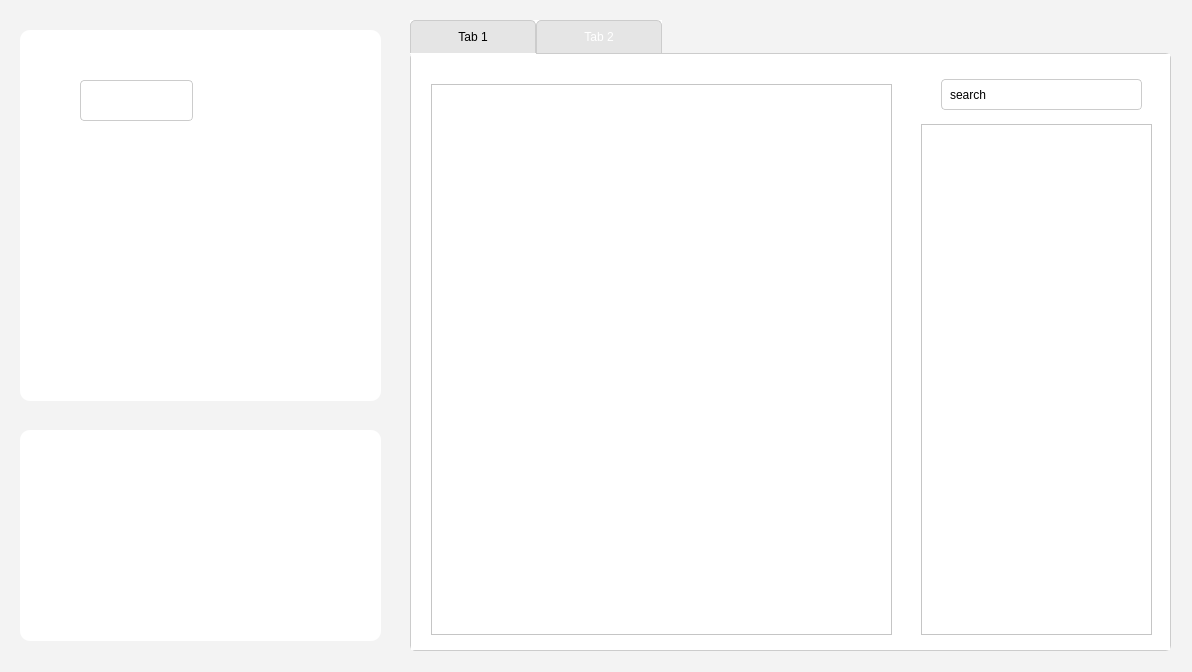
Old version of the form School_System/ui/EditClassDialog.ui in the repository KasperJack/School-Management-System.
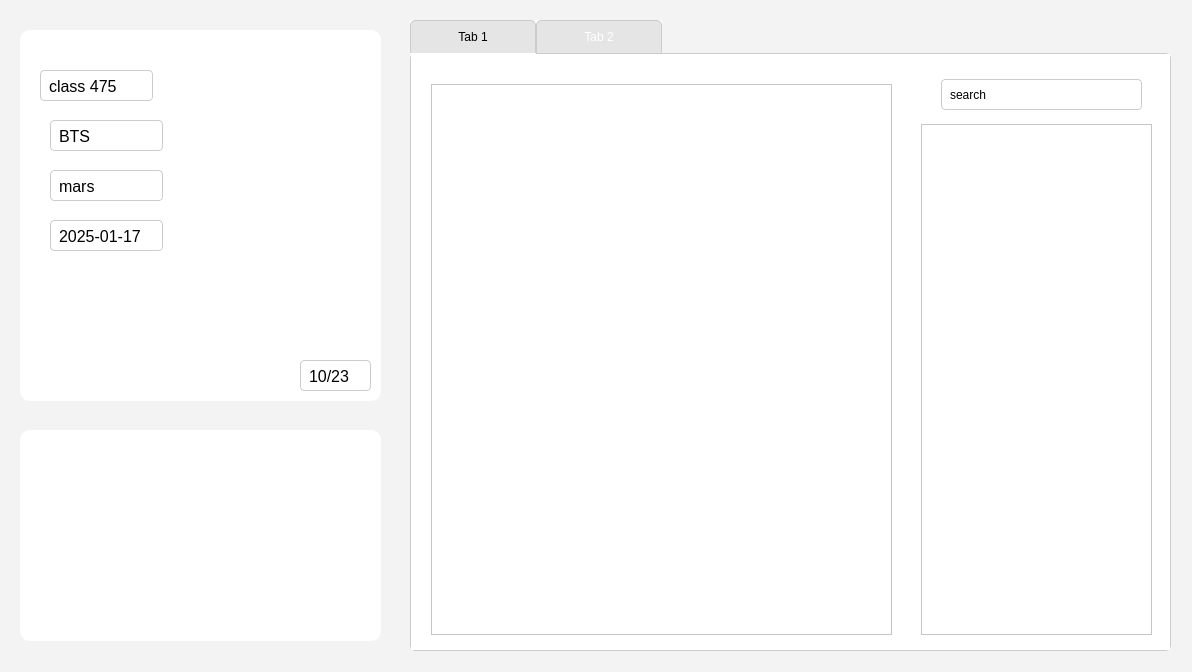
New version of the form.

Patch:
```diff
--- a/School_System/ui/EditClassDialog.ui
+++ b/School_System/ui/EditClassDialog.ui
@@ -963,11 +963,66 @@
    <widget class="QLineEdit" name="lineEdit_2">
     <property name="geometry">
      <rect>
-      <x>60</x>
-      <y>50</y>
+      <x>20</x>
+      <y>40</y>
       <width>113</width>
-      <height>41</height>
+      <height>31</height>
      </rect>
+    </property>
+    <property name="text">
+     <string>class 475</string>
+    </property>
+   </widget>
+   <widget class="QLineEdit" name="class_grade">
+    <property name="geometry">
+     <rect>
+      <x>30</x>
+      <y>90</y>
+      <width>113</width>
+      <height>31</height>
+     </rect>
+    </property>
+    <property name="text">
+     <string>BTS</string>
+    </property>
+   </widget>
+   <widget class="QLineEdit" name="class_settion">
+    <property name="geometry">
+     <rect>
+      <x>30</x>
+      <y>140</y>
+      <width>113</width>
+      <height>31</height>
+     </rect>
+    </property>
+    <property name="text">
+     <string>mars</string>
+    </property>
+   </widget>
+   <widget class="QLineEdit" name="class_c_date">
+    <property name="geometry">
+     <rect>
+      <x>30</x>
+      <y>190</y>
+      <width>113</width>
+      <height>31</height>
+     </rect>
+    </property>
+    <property name="text">
+     <string>2025-01-17</string>
+    </property>
+   </widget>
+   <widget class="QLineEdit" name="lineEdit_7">
+    <property name="geometry">
+     <rect>
+      <x>280</x>
+      <y>330</y>
+      <width>71</width>
+      <height>31</height>
+     </rect>
+    </property>
+    <property name="text">
+     <string>10/23</string>
     </property>
    </widget>
   </widget>
```
Left out of the diff: 2 changed lines with no effect on the pictures.
